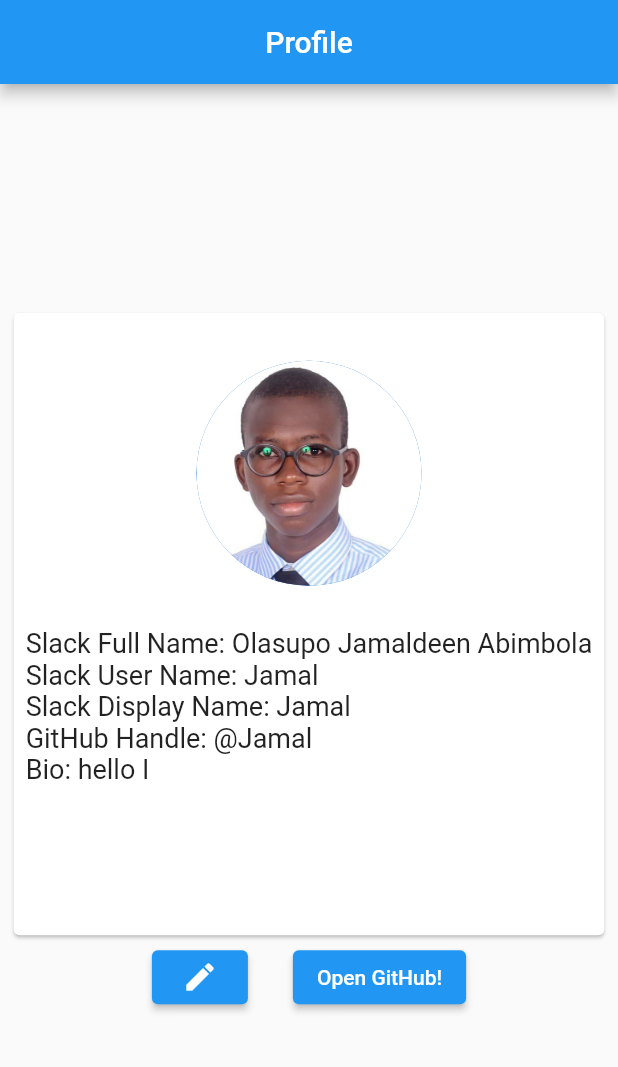
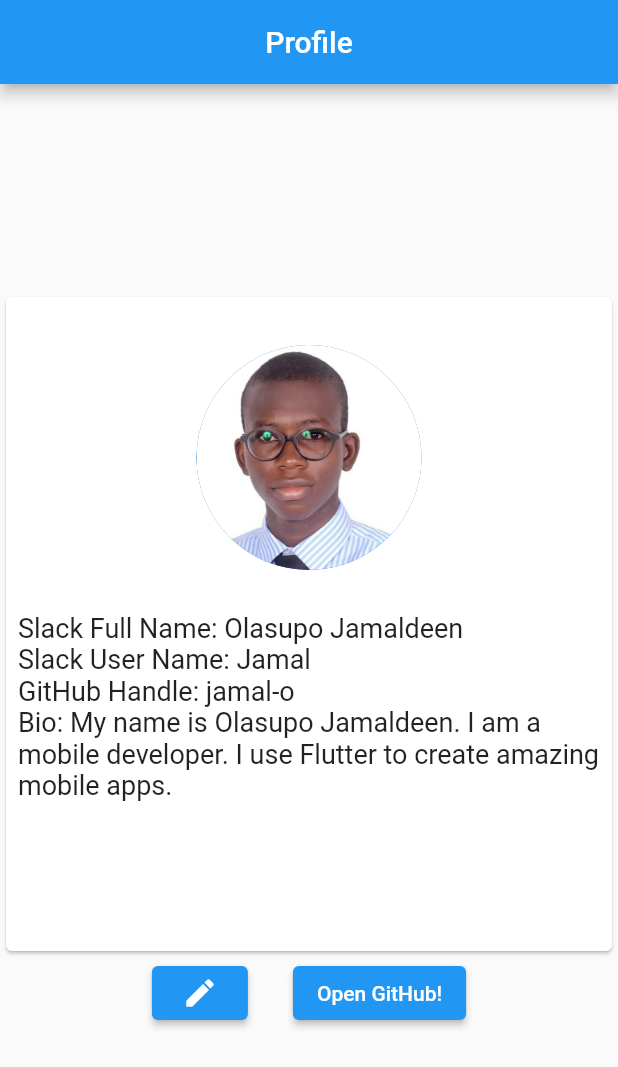
Before and after one commit to jamal-o/HNG, a Flutter app: the screen it shows after launch, on a phone screen of 412 x 824 dp. Shown: the top 1067 px of the screen. Run offline on Flutter 3.47's test engine with Material 2 defaults, Android fonts, the phone set to English and light mode, and no system bars; our stand-ins replace webview_flutter.

```diff
--- a/lib/home_page.dart
+++ b/lib/home_page.dart
@@ -109,12 +109,6 @@ class HomePage extends StatelessWidget {
           ),
         ),
         Text(
-          'Slack Display Name: ${slackDetails.displayName}',
-          style: TextStyle(
-            fontSize: 18,
-          ),
-        ),
-        Text(
           'GitHub Handle: ${slackDetails.gitHubHandle}',
           style: TextStyle(
             fontSize: 18,
@@ -173,8 +167,8 @@ AppBar appBar = AppBar(
 const String displayPicturePath = 'images/picture.jpg';
 
 const defaultSlackDetails = SlackDetails(
-    fullName: "Olasupo Jamaldeen Abimbola",
+    fullName: "Olasupo Jamaldeen",
     userName: "Jamal",
-    displayName: 'Jamal',
-    gitHubHandle: "@Jamal",
-    bio: 'hello I ');
+    gitHubHandle: "jamal-o",
+    bio:
+        'My name is Olasupo Jamaldeen. I am a mobile developer. I use Flutter to create amazing mobile apps.');
--- a/lib/slack_detail.dart
+++ b/lib/slack_detail.dart
@@ -1,10 +1,9 @@
 class SlackDetails {
-  final String fullName, userName, displayName, gitHubHandle;
+  final String fullName, userName, gitHubHandle;
   final String? bio;
   const SlackDetails(
       {required this.fullName,
       required this.userName,
-      this.displayName = '',
       required this.gitHubHandle,
       this.bio = ""});
 }
```
Also changed, not shown: 1 other file.
